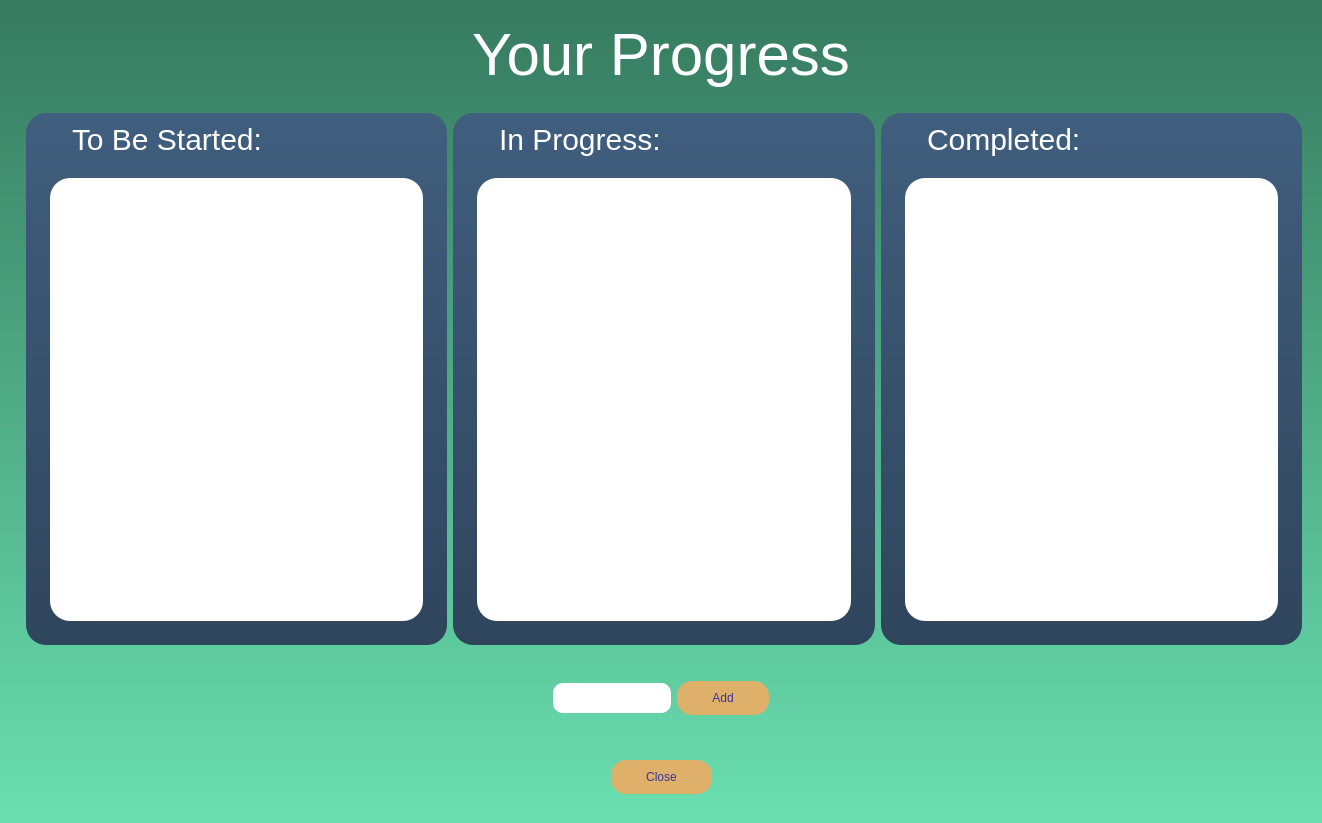
Qt form todo.ui (bikraj2/MITRA_FINAL) before a commit.
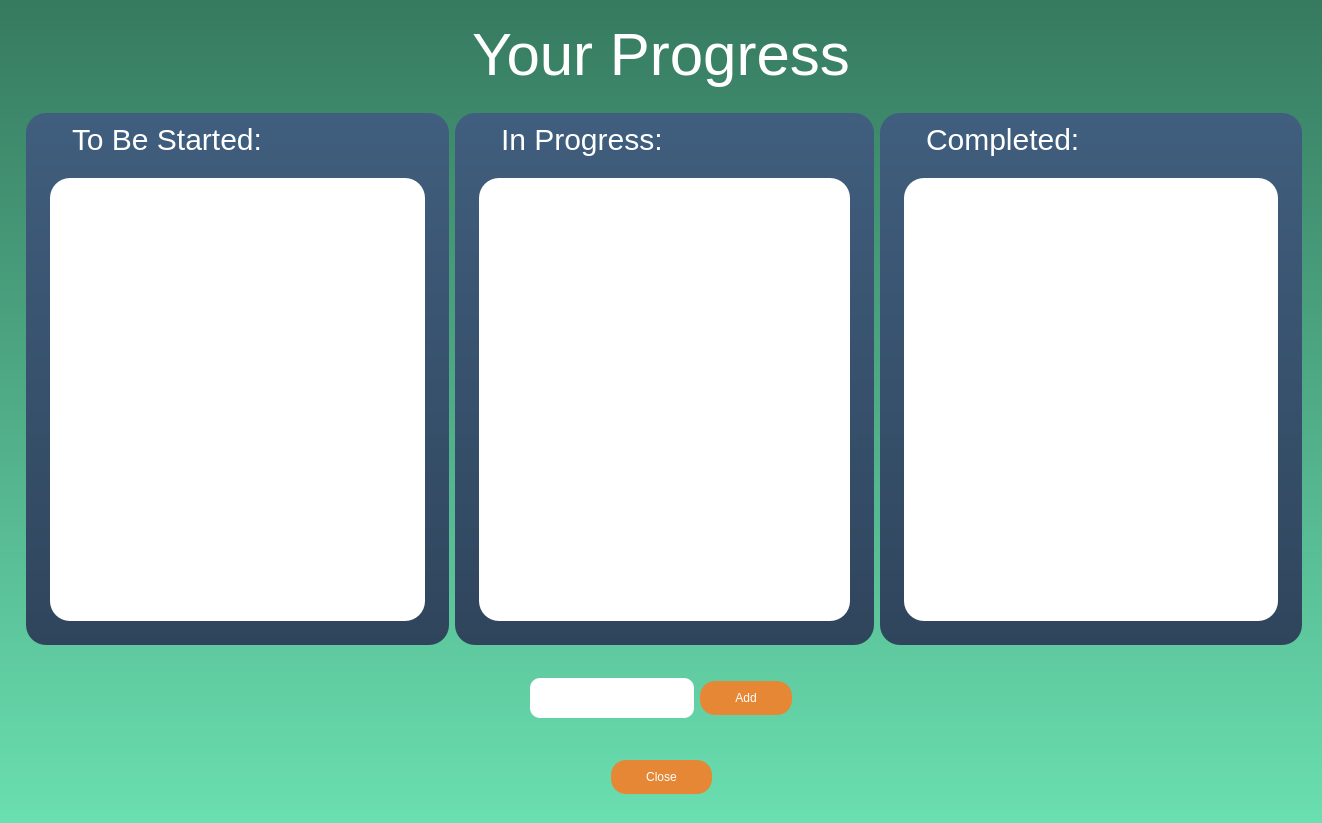
The same form after that commit.

Diff of the .ui file:
```diff
--- a/todo.ui
+++ b/todo.ui
@@ -10,6 +10,18 @@
     <height>823</height>
    </rect>
   </property>
+  <property name="minimumSize">
+   <size>
+    <width>0</width>
+    <height>700</height>
+   </size>
+  </property>
+  <property name="maximumSize">
+   <size>
+    <width>16777215</width>
+    <height>823</height>
+   </size>
+  </property>
   <property name="windowTitle">
    <string>Dialog</string>
   </property>
@@ -124,7 +136,7 @@
          <item>
           <widget class="QFrame" name="frame_5">
            <property name="styleSheet">
-            <string notr="true">background-color:white;</string>
+            <string notr="true">background-color:white; padding:0; margin:0;</string>
            </property>
            <property name="frameShape">
             <enum>QFrame::StyledPanel</enum>
@@ -132,11 +144,29 @@
            <property name="frameShadow">
             <enum>QFrame::Raised</enum>
            </property>
-           <layout class="QVBoxLayout" name="verticalLayout_8">
+           <layout class="QHBoxLayout" name="horizontalLayout_3">
             <item>
              <widget class="QScrollArea" name="not_started">
+              <property name="sizePolicy">
+               <sizepolicy hsizetype="Expanding" vsizetype="Expanding">
+                <horstretch>32</horstretch>
+                <verstretch>0</verstretch>
+               </sizepolicy>
+              </property>
+              <property name="minimumSize">
+               <size>
+                <width>323</width>
+                <height>401</height>
+               </size>
+              </property>
+              <property name="maximumSize">
+               <size>
+                <width>323</width>
+                <height>401</height>
+               </size>
+              </property>
               <property name="styleSheet">
-               <string notr="true"/>
+               <string notr="true">padding:0;margin:0;</string>
               </property>
               <property name="widgetResizable">
                <bool>true</bool>
@@ -146,8 +176,8 @@
                 <rect>
                  <x>0</x>
                  <y>0</y>
-                 <width>293</width>
-                 <height>371</height>
+                 <width>323</width>
+                 <height>401</height>
                 </rect>
                </property>
               </widget>
@@ -196,8 +226,20 @@
             <enum>QFrame::Raised</enum>
            </property>
            <layout class="QVBoxLayout" name="verticalLayout_7">
-            <item>
+            <item alignment="Qt::AlignHCenter">
              <widget class="QScrollArea" name="on_going">
+              <property name="minimumSize">
+               <size>
+                <width>323</width>
+                <height>401</height>
+               </size>
+              </property>
+              <property name="maximumSize">
+               <size>
+                <width>323</width>
+                <height>401</height>
+               </size>
+              </property>
               <property name="styleSheet">
                <string notr="true"/>
               </property>
@@ -209,7 +251,7 @@
                 <rect>
                  <x>0</x>
                  <y>0</y>
-                 <width>294</width>
+                 <width>293</width>
                  <height>371</height>
                 </rect>
                </property>
@@ -261,6 +303,18 @@
            <layout class="QVBoxLayout" name="verticalLayout_6">
             <item>
              <widget class="QScrollArea" name="completed">
+              <property name="minimumSize">
+               <size>
+                <width>323</width>
+                <height>401</height>
+               </size>
+              </property>
+              <property name="maximumSize">
+               <size>
+                <width>401</width>
+                <height>16777215</height>
+               </size>
+              </property>
               <property name="styleSheet">
                <string notr="true"/>
               </property>
@@ -316,15 +370,15 @@
       <item>
        <widget class="QLineEdit" name="task_adder">
         <property name="styleSheet">
-         <string notr="true">background-color:white; padding:7; border-radius:10; color:#2f455c; font: bold &quot;Sherif&quot;;</string>
+         <string notr="true">background-color:white; padding:7; border-radius:10; color:#2f455c; font: bold &quot;Sherif&quot;;min-width:150;min-height:26;max-width:150; max-height:26;</string>
         </property>
        </widget>
       </item>
       <item>
        <widget class="QPushButton" name="adder_btn">
         <property name="styleSheet">
-         <string notr="true">background-color: #dfb06a;
-color:#3d3397;
+         <string notr="true">background-color: #e68736;
+color:white;
 font: bold 20px,  &quot;Sherif&quot; ; 
 border-width: 5px;
 border-radius: 15px; padding:10; padding-left:35;padding-right:35;</string>
@@ -387,8 +441,8 @@
          <item>
           <widget class="QPushButton" name="pushButton_26">
            <property name="styleSheet">
-            <string notr="true">background-color: #dfb06a;
-color:#3d3397;
+            <string notr="true">background-color: #e68736;
+color:white;
 font: bold 20px,  &quot;Sherif&quot; ; 
 border-width: 5px;
 border-radius: 15px; padding:10; padding-left:35;padding-right:35;</string>
```
Left out of the diff: 2 changed lines with no effect on the pictures.
